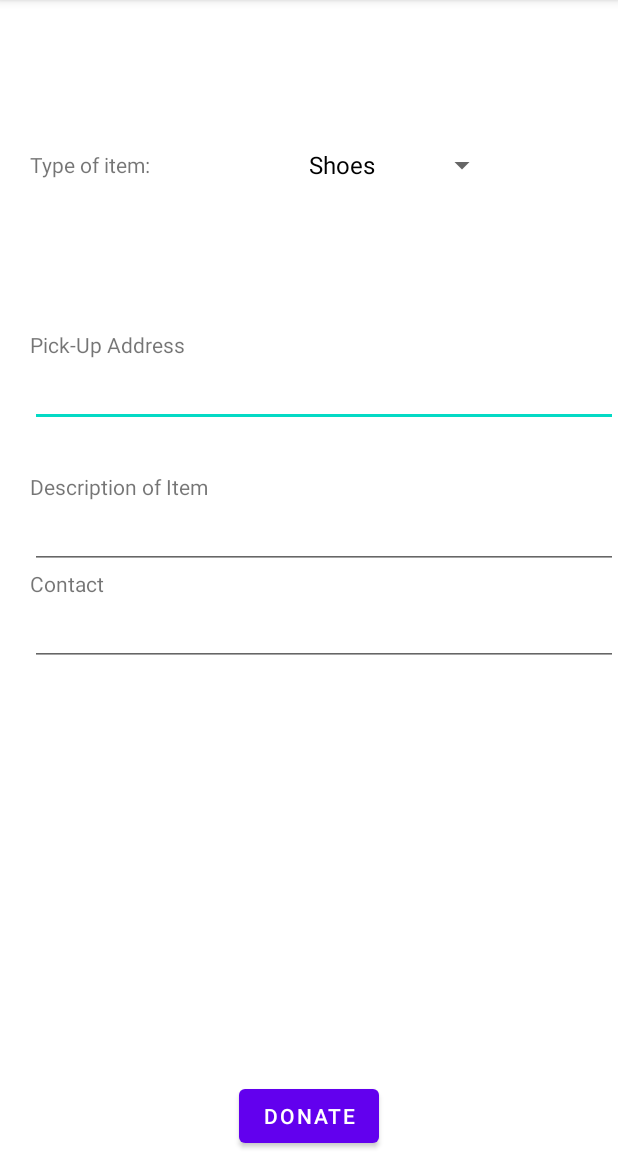
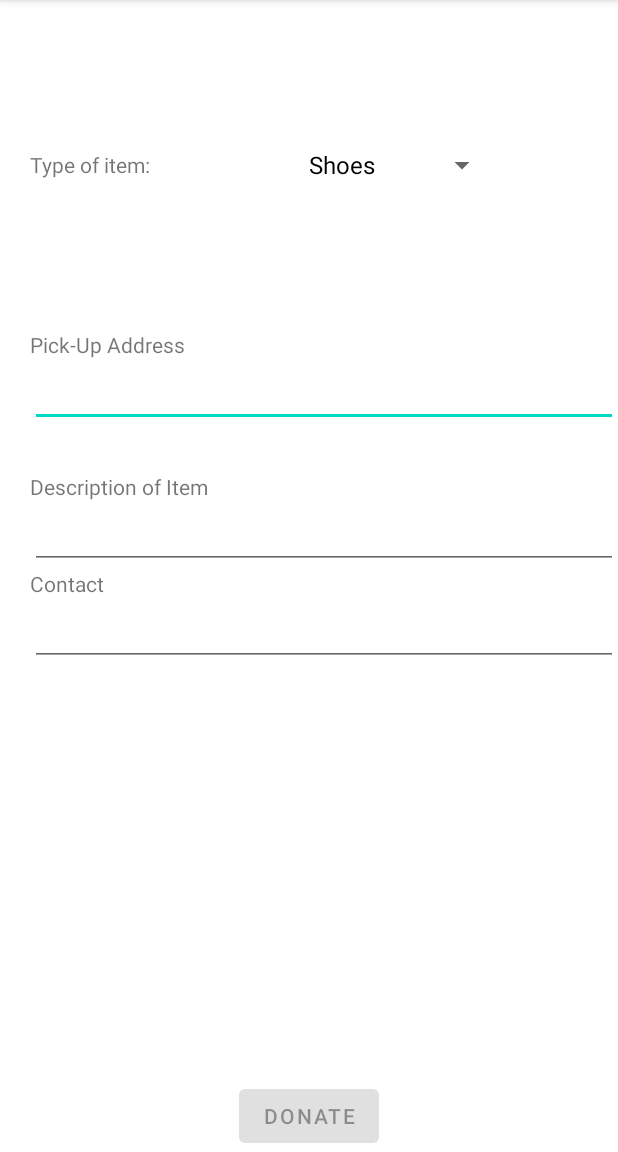
Before and after one commit to Sarah-2000/Sarah_ThriftStore, an Android app: the Donate screen opened directly, with no data from a screen before it, on a phone screen of 412 x 824 dp, the part 84-1236 px from its top. Run offline under Robolectric (Android 15) with nearby library versions, the phone set to English and light mode, and no system bars.

Commit message:
Merge branch 'master' of https://github.com/sakshi916/ThriftStore
 Conflicts:
	app/src/main/java/com/example/thriftstore/Home.java
	app/src/main/res/layout/activity_home.xml

```diff
--- a/app/src/main/java/com/example/thriftstore/Donate.java
+++ b/app/src/main/java/com/example/thriftstore/Donate.java
@@ -3,9 +3,12 @@ package com.example.thriftstore;
 import androidx.appcompat.app.AppCompatActivity;
 
 import android.os.Bundle;
+import android.text.Editable;
+import android.text.TextWatcher;
 import android.view.View;
 import android.widget.ArrayAdapter;
 import android.widget.Button;
+import android.widget.EditText;
 import android.widget.Spinner;
 import android.widget.Toast;
 
@@ -22,11 +25,36 @@ public class Donate extends AppCompatActivity {
         ArrayAdapter<String> adapter = new ArrayAdapter<>(this, android.R.layout.simple_spinner_dropdown_item, items);
         dropdown.setAdapter(adapter);
 
-        donate.setOnClickListener(new View.OnClickListener() {
+        EditText shipaddr=findViewById(R.id.shipadd);
+        donate.setEnabled(false);
+        shipaddr.addTextChangedListener(new TextWatcher() {
             @Override
-            public void onClick(View v) {
-                    Toast.makeText(Donate.this, "Thank you for donating!", Toast.LENGTH_SHORT).show();
+            public void beforeTextChanged(CharSequence s, int start, int count, int after) {
+
+            }
+
+            @Override
+            public void onTextChanged(CharSequence s, int start, int before, int count) {
+            if(!shipaddr.getText().toString().isEmpty())
+            {
+                donate.setEnabled(true);
+                donate.setOnClickListener(new View.OnClickListener() {
+                    @Override
+                    public void onClick(View v) {
+                        Toast.makeText(Donate.this, "Thank you for donating!", Toast.LENGTH_SHORT).show();
+                    }
+                });
+            }
+            else{
+                donate.setEnabled(false);
+            }
+            }
+
+            @Override
+            public void afterTextChanged(Editable s) {
+
             }
         });
+
     }
 }
--- a/app/src/main/java/com/example/thriftstore/Home.java
+++ b/app/src/main/java/com/example/thriftstore/Home.java
@@ -47,7 +47,6 @@ public class Home extends AppCompatActivity {
             case R.id.abtus:
                 Intent intent2=new Intent(Home.this,About.class);
                 startActivity(intent2);
-                Toast.makeText(this, "Item 1 selected", Toast.LENGTH_SHORT).show();
                 return true;
             case R.id.cart:
                 Intent intent=new Intent(Home.this,order.class);
--- a/app/src/main/res/layout/activity_donate.xml
+++ b/app/src/main/res/layout/activity_donate.xml
@@ -3,10 +3,10 @@
     xmlns:app="http://schemas.android.com/apk/res-auto"
     xmlns:tools="http://schemas.android.com/tools"
     android:id="@+id/rl"
-    android:paddingTop="100dp"
-    android:paddingLeft="20dp"
     android:layout_width="match_parent"
     android:layout_height="match_parent"
+    android:paddingLeft="20dp"
+    android:paddingTop="100dp"
     tools:context=".Donate">
 
     <TextView
@@ -25,8 +25,7 @@
         android:layout_alignParentRight="true"
         android:layout_marginRight="80dp"
         android:spinnerMode="dropdown"
-        app:layout_constraintLeft_toRightOf="@+id/itemType"
-        ></Spinner>
+        app:layout_constraintLeft_toRightOf="@+id/itemType"></Spinner>
 
     <TextView
         android:id="@+id/addr"
@@ -37,12 +36,12 @@
         android:text="Pick-Up Address" />
 
     <EditText
+        android:id="@+id/shipadd"
         android:layout_width="match_parent"
         android:layout_height="wrap_content"
         android:layout_below="@id/addr"
-        android:id="@+id/shipadd"
-        android:inputType="textPostalAddress"
-        />
+        android:inputType="textPostalAddress" />
+
     <TextView
         android:id="@+id/desc"
         android:layout_width="wrap_content"
@@ -50,29 +49,32 @@
         android:layout_below="@+id/shipadd"
         android:layout_marginTop="30dp"
         android:text="Description of Item" />
+
     <EditText
+        android:id="@+id/descbox"
         android:layout_width="match_parent"
         android:layout_height="wrap_content"
         android:layout_below="@id/desc"
-        android:id="@+id/descbox"
-        android:inputType="textLongMessage"
-        />
+        android:inputType="textLongMessage" />
+
     <TextView
+        android:id="@+id/phone"
         android:layout_width="wrap_content"
         android:layout_height="wrap_content"
-        android:text="Contact"
         android:layout_below="@id/descbox"
-        android:id="@+id/phone"/>
+        android:text="Contact" />
+
     <EditText
         android:layout_width="match_parent"
         android:layout_height="wrap_content"
         android:layout_below="@id/phone"
-        android:inputType="phone"/>
+        android:inputType="phone" />
+
     <Button
+        android:id="@+id/btnconfirmdonate"
         android:layout_width="wrap_content"
         android:layout_height="wrap_content"
         android:layout_alignParentBottom="true"
         android:layout_centerHorizontal="true"
-        android:text="Donate"
-        android:id="@+id/btnconfirmdonate"/>
+        android:text="Donate" />
 </RelativeLayout>
--- a/app/src/main/res/layout/activity_main.xml
+++ b/app/src/main/res/layout/activity_main.xml
@@ -4,7 +4,7 @@
     xmlns:tools="http://schemas.android.com/tools"
     android:layout_width="fill_parent"
     android:layout_height="fill_parent"
-    android:background="@drawable/mainicon"
+    android:background="@drawable/login_back"
     android:orientation="vertical"
     tools:context=".MainActivity">
 
```
Also changed, not shown: app/src/main/res/layout/activity_about.xml (+5 -4 lines), app/src/main/res/layout/activity_order.xml (+22 -16 lines), app/src/main/res/drawable-mdpi/about_back.jpg (added), app/src/main/res/drawable-mdpi/login_back.jpg (added).
